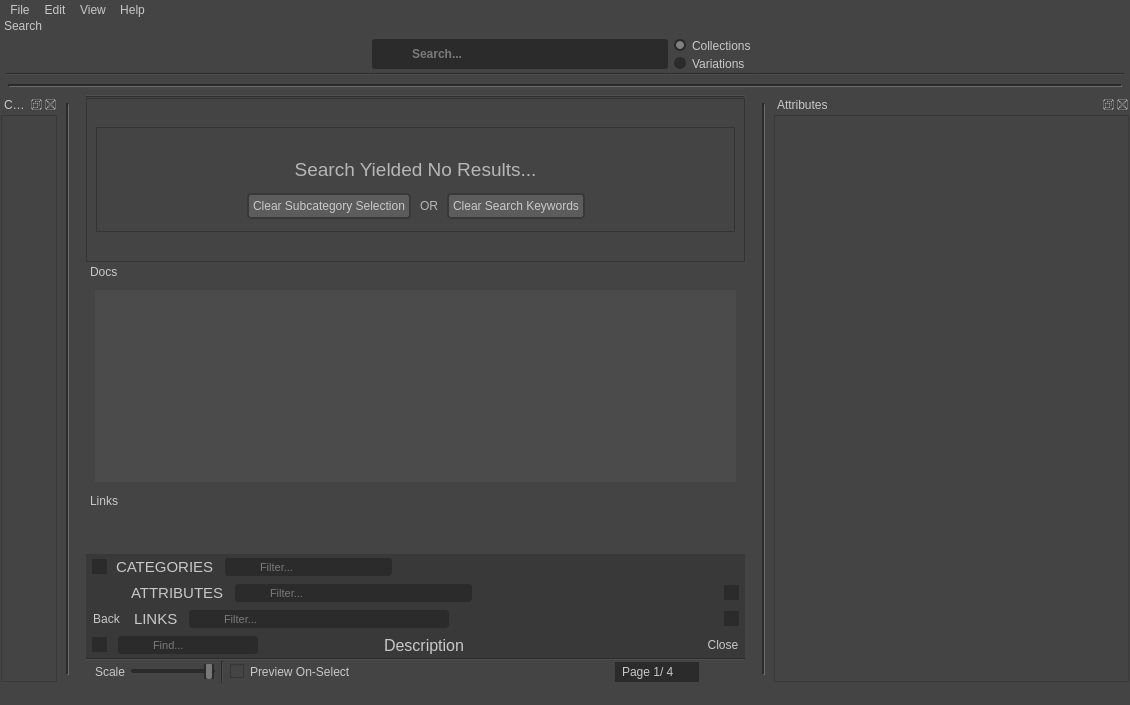
First picture: the form in library/ui/dialog.ui, repository swillisart/Relic, before the edit.
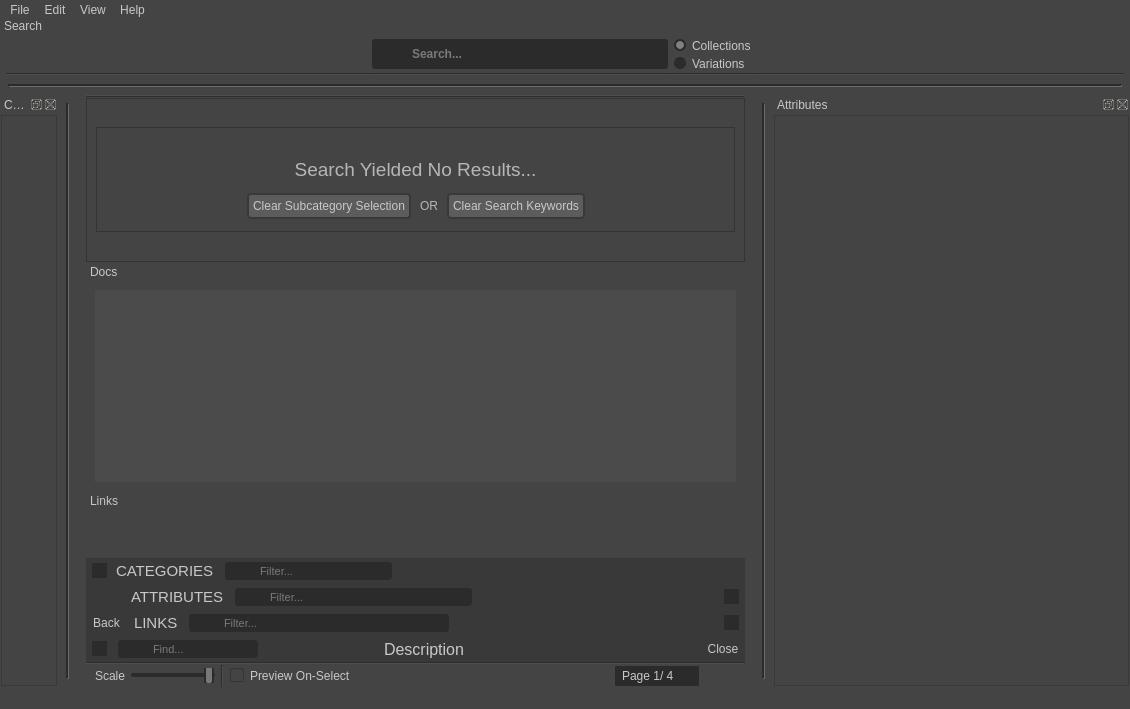
Second picture: the form after the edit. Icons and pictures are not drawn.

Patch:
```diff
--- a/library/ui/dialog.ui
+++ b/library/ui/dialog.ui
@@ -7,7 +7,7 @@
     <x>0</x>
     <y>0</y>
     <width>1130</width>
-    <height>705</height>
+    <height>709</height>
    </rect>
   </property>
   <property name="sizePolicy">
@@ -2816,7 +2816,7 @@
           <x>0</x>
           <y>0</y>
           <width>74</width>
-          <height>551</height>
+          <height>555</height>
          </rect>
         </property>
         <layout class="QVBoxLayout" name="categoryLayout">
@@ -3430,7 +3430,7 @@
           <x>0</x>
           <y>0</y>
           <width>353</width>
-          <height>551</height>
+          <height>555</height>
          </rect>
         </property>
         <layout class="QVBoxLayout" name="attributesLayout">
```
Left out of the diff: 21 changed lines with no effect on the pictures.
